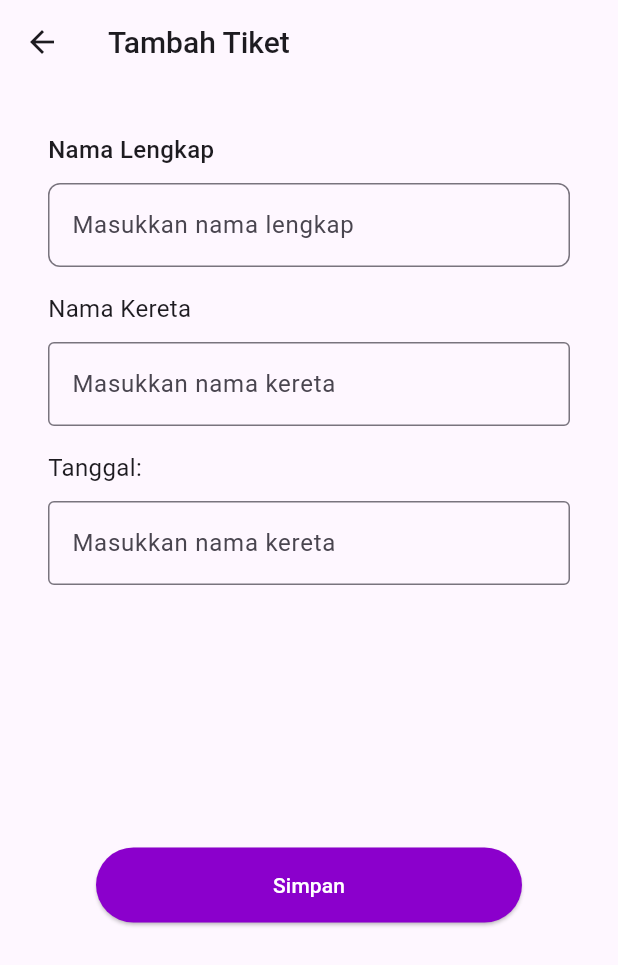
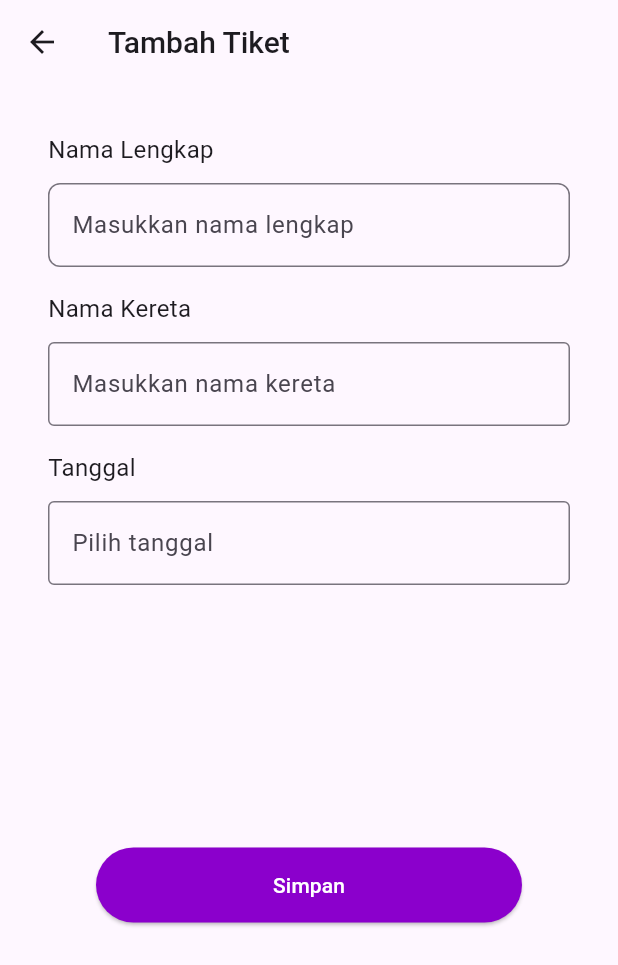
Before and after one commit to GantangSatria/uts_tis_fe, a Flutter app: the screen it shows after launch, after a tap on the "add" icon, on a phone screen of 412 x 824 dp. Shown: the top 965 px of the screen. Run offline on Flutter 3.47's test engine with Material 3 defaults, Android fonts, the phone set to English and light mode, and no system bars; our stand-ins replace flutter_svg; network calls fail.

Commit message:
implementasi dart

```diff
--- a/lib/main.dart
+++ b/lib/main.dart
@@ -7,150 +7,181 @@ void main() {
   runApp(MaterialApp(home: DashboardPage(), debugShowCheckedModeBanner: false));
 }
 
-class DashboardPage extends StatelessWidget {
-  final List<Map<String, String>> tickets = List.generate(
-    3,
-    (index) => {
-      "kereta": "Agung Joyo",
-      "penumpang": "Mr. Satria",
-      "waktu": "Waktu",
+class DashboardPage extends StatefulWidget {
+  const DashboardPage({super.key});
+
+  @override
+  State<DashboardPage> createState() => _DashboardPageState();
+}
+
+class _DashboardPageState extends State<DashboardPage> {
+  List<Map<String, String>> tickets = [];
+
+  @override
+  void initState() {
+    super.initState();
+    fetchTickets();
+  }
+
+  Future<void> fetchTickets() async {
+    try {
+      print('Fetching tickets from server...');
+      final soapEnvelope = '''
+<?xml version="1.0" encoding="utf-8"?>
+<soapenv:Envelope xmlns:soapenv="http://schemas.xmlsoap.org/soap/envelope/" xmlns:tic="http://example.com/ticket">
+  <soapenv:Header/>
+  <soapenv:Body>
+    <tic:GetTicketsRequest/>
+  </soapenv:Body>
+</soapenv:Envelope>
+''';
+
+      final response = await http.post(
+        Uri.parse('http://192.168.1.11:3000/wsdl'), // Ganti dengan IP server Anda
+        headers: {
+          'Content-Type': 'text/xml; charset=utf-8',
+          'SOAPAction': 'http://example.com/ticket/GetTicket',
         },
+        body: soapEnvelope,
       );
 
-  DashboardPage({super.key});
+      print('GetTickets response status: ${response.statusCode}');
+      print('GetTickets response body: ${response.body}');
+
+      if (response.statusCode == 200) {
+        final ticketList = parseTicketsXml(response.body);
+        print('Parsed tickets: $ticketList');
+
+        setState(() {
+          tickets = ticketList;
+        });
+
+        print('Updated tickets state: $tickets');
+      } else {
+        print('Failed to load tickets: ${response.statusCode}');
+        setState(() {
+          tickets = [
+            {"kereta": "Agung Joyo", "penumpang": "Mr. Satria", "waktu": "2025-04-23"},
+            {"kereta": "[Dummy] Argo Bromo", "penumpang": "Ms. Maya", "waktu": "2025-04-24"},
+          ];
+        });
+      }
+    } catch (e) {
+      print('Error fetching tickets: $e');
+      setState(() {
+        tickets = [
+          {"kereta": "Agung Joyo", "penumpang": "Mr. Satria", "waktu": "2025-04-23"},
+          {"kereta": "[Error] Argo Bromo", "penumpang": "Ms. Maya", "waktu": "2025-04-24"},
+        ];
+      });
+    }
+  }
+
+  List<Map<String, String>> parseTicketsXml(String xmlString) {
+    List<Map<String, String>> result = [];
+
+    print('Parsing XML response...');
+
+    try {
+      // Coba mencari pola ticket dengan namespace tns
+      RegExp ticketRegex = RegExp(r'<(?:tns:)?ticket>.*?<\/(?:tns:)?ticket>', dotAll: true);
+      Iterable<RegExpMatch> ticketMatches = ticketRegex.allMatches(xmlString);
+
+      print('Found ${ticketMatches.length} ticket entries');
+
+      for (var match in ticketMatches) {
+        String ticketXml = match.group(0) ?? '';
+
+        // Coba berbagai variasi namespace
+        String? name = extractXmlValue(ticketXml, 'name');
+        String? train = extractXmlValue(ticketXml, 'train');
+        String? date = extractXmlValue(ticketXml, 'date');
+
+        print('Extracted ticket data: name=$name, train=$train, date=$date');
+
+        if (name != null && train != null && date != null) {
+          result.add({
+            "penumpang": name,
+            "kereta": train,
+            "waktu": date,
+          });
+        }
+      }
+    } catch (e) {
+      print('Error during XML parsing: $e');
+    }
+
+    return result;
+  }
+
+  String? extractXmlValue(String xml, String tagName) {
+    final regexPatterns = [
+      '<$tagName>(.*?)</$tagName>',
+      '<[^:]+:$tagName>(.*?)</[^:]+:$tagName>',
+    ];
+
+    for (var pattern in regexPatterns) {
+      RegExp regex = RegExp(pattern);
+      final match = regex.firstMatch(xml);
+      if (match != null && match.groupCount >= 1) {
+        return match.group(1);
+      }
+    }
+
+    return null;
+  }
+
+  void openInputPage() async {
+    await Navigator.push(
+      context,
+      MaterialPageRoute(builder: (context) => InputDataPage()),
+    );
+    await Future.delayed(Duration(milliseconds: 300));
+    await fetchTickets();
+  }
 
   @override
   Widget build(BuildContext context) {
     return Scaffold(
       backgroundColor: Colors.grey[100],
-      // drawer: Drawer(), // Bisa diisi drawer sesuai kebutuhan
       appBar: PreferredSize(
         preferredSize: Size.fromHeight(167),
         child: AppBar(
-          elevation: 0,
-          leading: IconButton(
-            icon: Icon(Icons.menu, color: Colors.white),
-            onPressed: () {},
-          ),
-          title: Text(
-            "Dashboard",
-            style: TextStyle(
-              color: Colors.white,
-              fontSize: 24,
-              fontWeight: FontWeight.w500,
-            ),
-          ),
-
-
-          centerTitle: true,
-          flexibleSpace: Stack(
-            children: [
-              // Gradient background
-              Container(
+          title: Text("Dashboard", style: TextStyle(color: Colors.white)),
+          flexibleSpace: Container(
             decoration: BoxDecoration(
               gradient: LinearGradient(
+                colors: [Color(0xFF8B00CC), Color(0xFFCF66FF)],
                 begin: Alignment.topCenter,
                 end: Alignment.bottomCenter,
-                    stops: [0.25, 1.0],
-                    colors: [Color(0xFF8B00CC), Color(0xFFCF66FF)],
               ),
             ),
           ),
-
-              // Kotak putih
-              // Positioned(
-              //   bottom: 0, // Setengah keluar dari AppBar
-              //   left: 0,
-              //   right: 0,
-              //   child: Center(
-              //     child: Container(
-              //       width: 300,
-              //       padding: const EdgeInsets.all(20),
-              //       decoration: BoxDecoration(
-              //         color: Colors.white,
-              //         borderRadius: BorderRadius.circular(10),
-              //         boxShadow: [
-              //           BoxShadow(color: Colors.black12, blurRadius: 4),
-              //         ],
-              //       ),
-              //       child: Column(
-              //         mainAxisSize: MainAxisSize.min,
-              //         children: [
-              //           Text(
-              //             "3",
-              //             style: TextStyle(
-              //               fontSize: 24,
-              //               fontWeight: FontWeight.bold,
-              //             ),
-              //           ),
-              //           SizedBox(height: 4),
-              //           Text("Total tiket", style: TextStyle(fontSize: 12)),
-              //         ],
-              //       ),
-              //     ),
-              //   ),
-              // ),
-            ],
+          centerTitle: true,
         ),
       ),
-      ),
-
-      body: Stack(
-        children: [
-          Column(
-            children: [
-              Container(),
-              Expanded(
-                child: Container(
-                  color: const Color.fromARGB(
-                    255,
-                    255,
-                    255,
-                    255,
-                  ), // Warna merah
-                  child: ListView.builder(
-                    padding: const EdgeInsets.only(
-                      top: 40,
-                      left: 16,
-                      right: 16,
-                    ), // Padding atas diberi jarak karena kotak putih
+      body: ListView.builder(
+        padding: const EdgeInsets.only(top: 40, left: 16, right: 16),
         itemCount: tickets.length,
         itemBuilder: (context, index) {
           final ticket = tickets[index];
           return Card(
             margin: const EdgeInsets.only(bottom: 16),
             elevation: 4,
-                        shape: RoundedRectangleBorder(
-                          borderRadius: BorderRadius.circular(12),
-                        ),
-                        child: SizedBox(
+            shape: RoundedRectangleBorder(borderRadius: BorderRadius.circular(12)),
             child: ListTile(
               leading: Container(
                 width: 70,
                 height: 70,
                 decoration: BoxDecoration(
                   gradient: LinearGradient(
-                                  colors: [
-                                    Color(0xFF8B00CC), // Warna pertama
-                                    Color(0xFFCF66FF), // Warna kedua
-                                  ],
-                                  begin:
-                                      Alignment.topLeft, // Titik awal gradient
-                                  end:
-                                      Alignment
-                                          .bottomRight, // Titik akhir gradient
-                                  stops: [0.0, 1.0], // Komposisi warna
+                    colors: [Color(0xFF8B00CC), Color(0xFFCF66FF)],
+                    begin: Alignment.topLeft,
+                    end: Alignment.bottomRight,
                   ),
-                                borderRadius: BorderRadius.circular(
-                                  8,
-                                ), // Ubah ke 0 kalau mau benar-benar kotak
+                  borderRadius: BorderRadius.circular(8),
                 ),
-
-                              child: Icon(
-                                Icons.train,
-                                color: Colors.white,
-                                size: 40,
-                              ),
+                child: Icon(Icons.train, color: Colors.white, size: 40),
               ),
               title: Text(ticket["kereta"]!),
               subtitle: Column(
@@ -166,89 +197,97 @@ class DashboardPage extends StatelessWidget {
                   ),
                 ],
               ),
-                            trailing: Row(
-                              mainAxisSize: MainAxisSize.min,
-                              children: [
-                                IconButton(
-                                  icon: Icon(Icons.edit),
-                                  onPressed: () {
-                                    // aksi edit
-                                  },
-                                ),
-                                IconButton(
-                                  icon: Icon(Icons.delete),
-                                  onPressed: () {
-                                    // aksi hapus
-                                  },
-                                ),
-                              ],
-                            ),
-                          ),
             ),
           );
         },
       ),
-                ),
-              ),
-            ],
-          ),
-          // Positioned(
-          //   top:
-          //       50, // Posisi vertikal kotak putih agar setengah masuk ke bagian ungu
-          //   left: 0,
-          //   right: 0,
-          //   child: Center(
-          //     child: Container(
-          //       padding: const EdgeInsets.all(20),
-          //       decoration: BoxDecoration(
-          //         color: Colors.white,
-          //         borderRadius: BorderRadius.circular(10),
-          //         boxShadow: [BoxShadow(color: Colors.black12, blurRadius: 4)],
-          //       ),
-          //       child: Column(
-          //         mainAxisSize: MainAxisSize.min,
-          //         children: [
-          //           Text(
-          //             "3",
-          //             style: TextStyle(
-          //               fontSize: 24,
-          //               fontWeight: FontWeight.bold,
-          //             ),
-          //           ),
-          //           SizedBox(height: 4),
-          //           Text("Total tiket", style: TextStyle(fontSize: 12)),
-          //         ],
-          //       ),
-          //     ),
-          //   ),
-          // ),
-        ],
-      ),
-
       floatingActionButton: FloatingActionButton(
-        onPressed: () {
-          Navigator.push(
-            context,
-            MaterialPageRoute(builder: (context) => InputDataPage()),
-          );
-        },
+        onPressed: openInputPage,
         backgroundColor: Color(0xFF8B00CC),
-        shape: RoundedRectangleBorder(
-          borderRadius: BorderRadius.circular(
-            50,
-          ), // Ubah angkanya sesuai kebutuhan
-        ),
-
+        shape: RoundedRectangleBorder(borderRadius: BorderRadius.circular(50)),
         child: Icon(Icons.add, color: Colors.white),
       ),
     );
   }
 }
 
-class InputDataPage extends StatelessWidget {
+
+class InputDataPage extends StatefulWidget {
+  @override
+  _InputDataPageState createState() => _InputDataPageState();
+}
+
+class _InputDataPageState extends State<InputDataPage> {
   final TextEditingController nameController = TextEditingController();
   final TextEditingController keretaController = TextEditingController();
   final TextEditingController tanggalController = TextEditingController();
+
+  Future<void> sendTicketToSoap(String name, String train, String date) async {
+    try {
+      final soapEnvelope = '''
+<?xml version="1.0" encoding="utf-8"?>
+<soapenv:Envelope xmlns:soapenv="http://schemas.xmlsoap.org/soap/envelope/" xmlns:tic="http://example.com/ticket">
+  <soapenv:Header/>
+  <soapenv:Body>
+    <tic:AddTicketRequest>
+      <tic:ticket>
+        <tic:name>$name</tic:name>
+        <tic:train>$train</tic:train>
+        <tic:date>$date</tic:date>
+      </tic:ticket>
+    </tic:AddTicketRequest>
+  </soapenv:Body>
+</soapenv:Envelope>
+''';
+
+      // Print the request for debugging
+      print('Sending SOAP request:');
+      print(soapEnvelope);
+
+      final response = await http.post(
+        Uri.parse('http://192.168.1.11:3000/wsdl'),
+        headers: {
+          'Content-Type': 'text/xml; charset=utf-8',
+          'SOAPAction': 'http://example.com/ticket/AddTicket',
+        },
+        body: soapEnvelope,
+      );
+
+      // Print the complete response for debugging
+      print('Response status: ${response.statusCode}');
+      print('Response body:');
+      print(response.body);
+
+      if (response.statusCode == 200) {
+        if (response.body.contains('success') ||
+            response.body.toLowerCase().contains('success')) {
+          print('Ticket berhasil dikirim!');
+          ScaffoldMessenger.of(context).showSnackBar(
+            SnackBar(content: Text('Tiket berhasil ditambahkan')),
+          );
+        } else {
+          print('Response format may not be what we expected, but request was sent');
+          // You might want to consider it a success if the status code is 200
+          // even if we don't find the explicit "success" text
+          ScaffoldMessenger.of(context).showSnackBar(
+            SnackBar(content: Text('Tiket dikirim, tetapi respons tidak sesuai format yang diharapkan')),
+          );
+        }
+      } else {
+        print('Gagal: ${response.statusCode}');
+        print(response.body);
+        ScaffoldMessenger.of(context).showSnackBar(
+          SnackBar(content: Text('Gagal menambahkan tiket: ${response.statusCode}')),
+        );
+      }
+    } catch (e) {
+      print('Error: $e');
+      ScaffoldMessenger.of(context).showSnackBar(
+        SnackBar(content: Text('Error: $e')),
+      );
+    }
+  }
+
 
   @override
   Widget build(BuildContext context) {
@@ -259,26 +298,19 @@ class InputDataPage extends StatelessWidget {
           style: TextStyle(fontSize: 20, fontWeight: FontWeight.w500),
         ),
       ),
-
       body: Padding(
         padding: const EdgeInsets.all(32.0),
         child: Column(
           crossAxisAlignment: CrossAxisAlignment.start,
           children: [
-            Text(
-              'Nama Lengkap',
-              style: TextStyle(fontSize: 16, fontWeight: FontWeight.w500),
-            ),
+            Text('Nama Lengkap', style: TextStyle(fontSize: 16)),
             SizedBox(height: 11),
             TextField(
               controller: nameController,
               decoration: InputDecoration(
-                border: OutlineInputBorder(
-                  borderRadius: BorderRadius.circular(8.0),
-                ),
+                border: OutlineInputBorder(borderRadius: BorderRadius.circular(8.0)),
                 hintText: 'Masukkan nama lengkap',
               ),
-              keyboardType: TextInputType.name,
             ),
             SizedBox(height: 16),
             Text('Nama Kereta', style: TextStyle(fontSize: 16)),
@@ -289,48 +321,52 @@ class InputDataPage extends StatelessWidget {
                 border: OutlineInputBorder(),
                 hintText: 'Masukkan nama kereta',
               ),
-              keyboardType: TextInputType.name,
             ),
             SizedBox(height: 16),
-            Text('Tanggal:', style: TextStyle(fontSize: 16)),
+            Text('Tanggal', style: TextStyle(fontSize: 16)),
             SizedBox(height: 11),
             TextField(
               controller: tanggalController,
+              readOnly: true,
               decoration: InputDecoration(
                 border: OutlineInputBorder(),
-                hintText: 'Masukkan nama kereta',
+                hintText: 'Pilih tanggal',
               ),
-              keyboardType: TextInputType.emailAddress,
+              onTap: () async {
+                DateTime? pickedDate = await showDatePicker(
+                  context: context,
+                  initialDate: DateTime.now(),
+                  firstDate: DateTime(2000),
+                  lastDate: DateTime(2100),
+                );
+                if (pickedDate != null) {
+                  tanggalController.text = "${pickedDate.toLocal()}".split(' ')[0];
+                }
+              },
             ),
             SizedBox(height: 175),
             Center(
               child: Container(
                 height: 50,
-                width: 700, // Mengatur lebar tombol
+                width: 700,
                 padding: EdgeInsets.symmetric(horizontal: 32),
                 child: ElevatedButton(
-                  onPressed: () {
-                    // Logika untuk menyimpan data
+                  onPressed: () async {
                     String name = nameController.text;
-                    String email =
-                        keretaController
-                            .text; // Pastikan ini sesuai dengan controller yang benar
-                    String phone =
-                        tanggalController
-                            .text; // Pastikan ini sesuai dengan controller yang benar
+                    String train = keretaController.text;
+                    String date = tanggalController.text;
 
-                    // Tampilkan data atau simpan ke database
-                    print('Nama: $name, Email: $email, Telepon: $phone');
-
-                    // Logika untuk menyimpan data ke database bisa ditambahkan di sini
-
-                    // Kembali ke halaman dashboard
-                    Navigator.pop(context); // Kembali ke halaman sebelumnya
-                    // Jika Anda ingin mengganti halaman, gunakan Navigator.pushReplacement
-                    // Navigator.pushReplacement(context, MaterialPageRoute(builder: (context) => DashboardPage()));
+                    if (name.isNotEmpty && train.isNotEmpty && date.isNotEmpty) {
+                      await sendTicketToSoap(name, train, date);
+                      Navigator.pop(context);
+                    } else {
+                      ScaffoldMessenger.of(context).showSnackBar(
+                        SnackBar(content: Text('Semua field harus diisi')),
+                      );
+                    }
                   },
                   style: ElevatedButton.styleFrom(
-                    backgroundColor: Color(0xFF8B00CC), // Warna tombol
+                    backgroundColor: Color(0xFF8B00CC),
                   ),
                   child: Text('Simpan', style: TextStyle(color: Colors.white)),
                 ),
```
Lines whose indentation alone changed are shown as unchanged.
